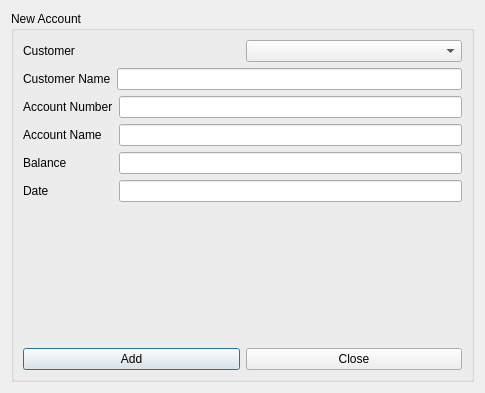
Old version of the form accountcreate.ui in the repository jonathansaetre/BankSystem.
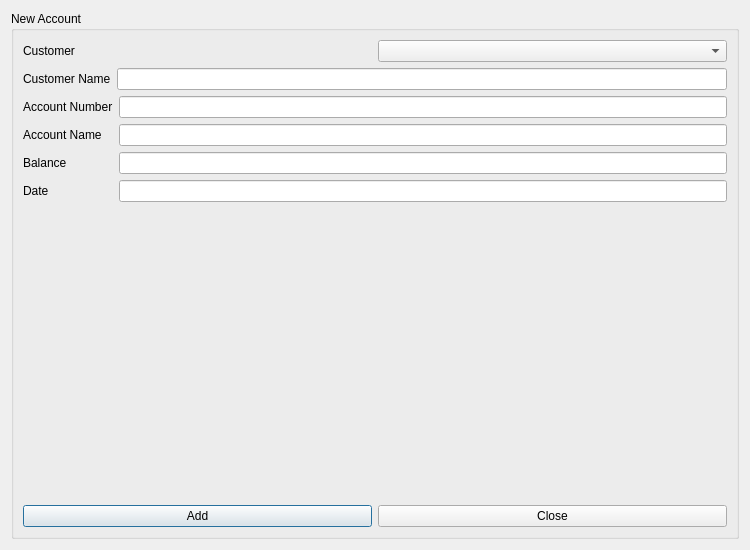
New version of the form.

Patch:
```diff
--- a/accountcreate.ui
+++ b/accountcreate.ui
@@ -6,8 +6,8 @@
    <rect>
     <x>0</x>
     <y>0</y>
-    <width>485</width>
-    <height>393</height>
+    <width>750</width>
+    <height>550</height>
    </rect>
   </property>
   <property name="windowTitle">
```
